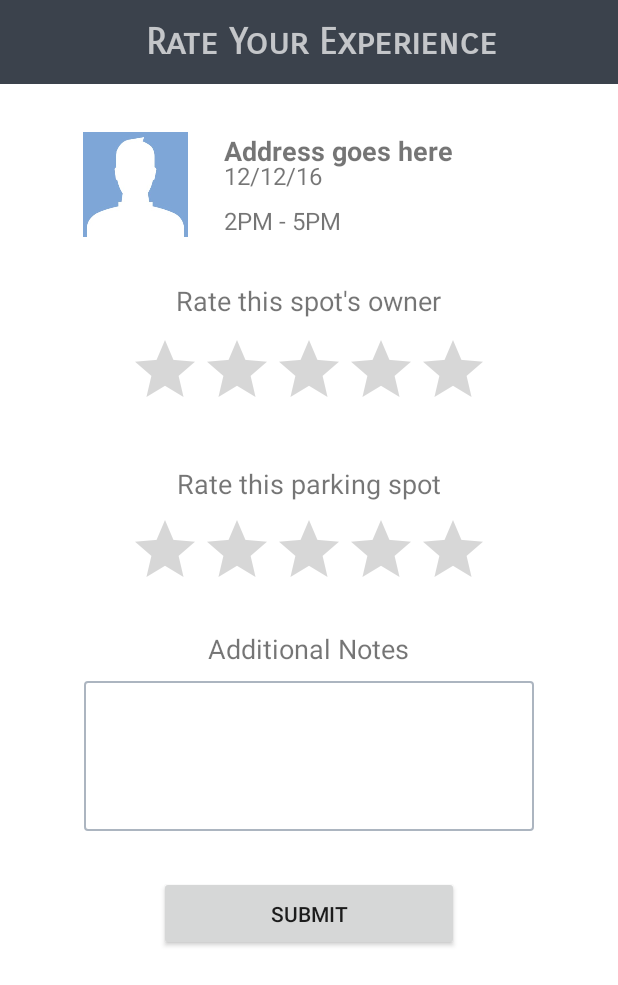
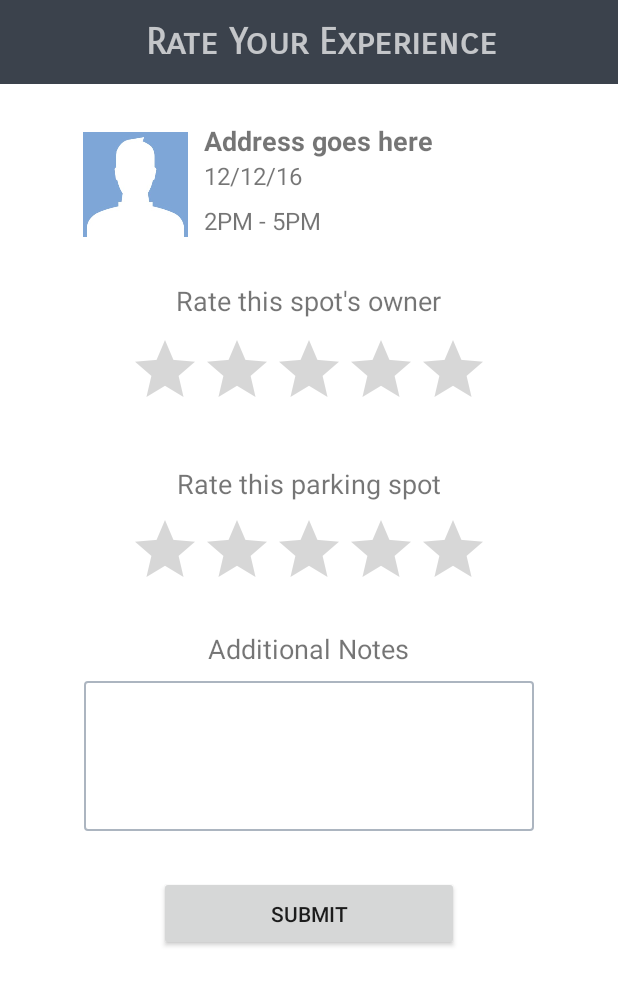
Before and after one commit to yunalee22/ParkNPay, an Android app: the layout seeker_rate.xml on its own in the app's theme, with its tools: preview values and no code run, on a phone screen of 412 x 824 dp. Shown: the top 985 px of the screen. Run offline under Robolectric (Android 15) with nearby library versions, the phone set to English and light mode, and no system bars.

Commit message:
ui bug fixes

```diff
--- a/app/src/main/java/edu/usc/parknpay/TemplateActivity.java
+++ b/app/src/main/java/edu/usc/parknpay/TemplateActivity.java
@@ -7,6 +7,7 @@ import android.view.View;
 import android.widget.AdapterView;
 import android.widget.ArrayAdapter;
 import android.widget.ImageView;
+import android.widget.LinearLayout;
 import android.widget.ListView;
 import android.widget.TextView;
 
@@ -24,6 +25,7 @@ public class TemplateActivity extends AppCompatActivity {
     private TextView userName, balance;
     private ImageView userPic;
     private ListView drawerList;
+    private LinearLayout drawer;
     private ArrayAdapter<String> drawerAdapter;
     private User u;
 
@@ -44,6 +46,7 @@ public class TemplateActivity extends AppCompatActivity {
         u = User.getInstance();
         // R.id.drawer_layout should be in every activity with exactly the same id.
         drawerLayout = (DrawerLayout) findViewById(R.id.drawer_layout);
+        drawer = (LinearLayout) findViewById(R.id.drawerll);
         userName = (TextView) findViewById(R.id.drawer_name);
         balance = (TextView) findViewById(R.id.drawer_balance);
         userPic = (ImageView) findViewById(R.id.drawer_pic);
@@ -82,6 +85,7 @@ public class TemplateActivity extends AppCompatActivity {
 
         @Override
         public void onItemClick(AdapterView<?> parent, View view, int position, long id) {
+            drawerLayout.closeDrawer(drawer);
             Intent intent;
             switch(position) {
                 case 0:     // Reservations
--- a/app/src/main/java/edu/usc/parknpay/authentication/RegistrationActivity.java
+++ b/app/src/main/java/edu/usc/parknpay/authentication/RegistrationActivity.java
@@ -178,6 +178,7 @@ public class RegistrationActivity extends AppCompatActivity {
                             Toast.makeText(RegistrationActivity.this, "Registration Successful", Toast.LENGTH_SHORT).show();
                             Intent intent = new Intent(RegistrationActivity.this, SetDefaultModeActivity.class);
                             startActivity(intent);
+                            finish();
                         }
                     });
                 } else {
--- a/app/src/main/java/edu/usc/parknpay/authentication/SetDefaultModeActivity.java
+++ b/app/src/main/java/edu/usc/parknpay/authentication/SetDefaultModeActivity.java
@@ -26,6 +26,7 @@ public class SetDefaultModeActivity extends AppCompatActivity {
         // Set user's default mode to seeker
         User.getInstance().setSeeker(true);
         User.getInstance().setIsCurrentlySeeker(true);
+        finish();
     }
 
     /** Called when the user clicks the owner button. */
@@ -36,6 +37,7 @@ public class SetDefaultModeActivity extends AppCompatActivity {
         // Set user's default mode to owner
         User.getInstance().setSeeker(false);
         User.getInstance().setIsCurrentlySeeker(false);
+        finish();
 
     }
 }
--- a/app/src/main/java/edu/usc/parknpay/owner/AddSpotActivity.java
+++ b/app/src/main/java/edu/usc/parknpay/owner/AddSpotActivity.java
@@ -76,7 +76,7 @@ public class AddSpotActivity extends TemplateActivity {
         //progress dialog
         progress = new ProgressDialog(this);
         progress.setTitle("Loading");
-        progress.setMessage("Please wait logging in...");
+        progress.setMessage("Please wait, adding spot...");
         progress.setCancelable(false);
 
         //address bar stuff
@@ -191,9 +191,6 @@ public class AddSpotActivity extends TemplateActivity {
                 // Add to User with list of parking spots table
                 Ref.child("Owner-To-Spots").child(spot.getOwnerUserId()).child(spot.getParkingId()).setValue(true);
 
-                Intent intent = new Intent(getApplicationContext(), OwnerMainActivity.class);
-                intent.setFlags(Intent.FLAG_ACTIVITY_REORDER_TO_FRONT);
-                startActivity(intent);
                 finish();
             }
         }).addOnFailureListener(new OnFailureListener() {
--- a/app/src/main/java/edu/usc/parknpay/seeker/SeekerMainActivity.java
+++ b/app/src/main/java/edu/usc/parknpay/seeker/SeekerMainActivity.java
@@ -92,6 +92,7 @@ public class SeekerMainActivity extends TemplateActivity {
 //        adapterLongitude = getIntent().getDoubleExtra("long", 0);
 //        address = getIntent().getStringExtra("addr");
 //        executeSearch();
+        searchResults.clear();
     }
 
     @Override
--- a/app/src/main/res/layout/owner_view_spot.xml
+++ b/app/src/main/res/layout/owner_view_spot.xml
@@ -124,7 +124,7 @@
 
                 <TextView android:id="@+id/notes"
                     android:text="Additional notes go here"
-                    android:gravity="top|left"
+                    android:gravity="top"
                     android:layout_width="340dp"
                     android:layout_height="80dp" />
 
--- a/app/src/main/res/layout/seeker_rate.xml
+++ b/app/src/main/res/layout/seeker_rate.xml
@@ -38,19 +38,6 @@
         android:layout_marginTop="32dp"
         android:layout_width="70dp"
         android:layout_height="70dp" />
-
-    <TextView
-        android:text="Address goes here"
-        android:layout_height="wrap_content"
-        android:layout_marginLeft="24dp"
-        android:layout_marginStart="24dp"
-        android:id="@+id/address"
-        android:layout_width="190dp"
-        android:textSize="18sp"
-        android:layout_alignTop="@+id/imageView"
-        android:layout_toRightOf="@+id/imageView"
-        android:layout_toEndOf="@+id/imageView"
-        android:textStyle="normal|bold" />
 
 
     <TextView
@@ -145,4 +132,15 @@
         android:layout_marginTop="30dp"
         android:layout_centerHorizontal="true"/>
 
+    <TextView
+        android:text="Address goes here"
+        android:layout_height="wrap_content"
+        android:id="@+id/address"
+        android:layout_width="190dp"
+        android:textSize="18sp"
+        android:textStyle="normal|bold"
+        android:layout_above="@+id/date"
+        android:layout_alignRight="@+id/ratingBarOwner"
+        android:layout_alignEnd="@+id/ratingBarOwner" />
+
 </RelativeLayout>
```
Also changed, not shown: app/src/main/java/edu/usc/parknpay/owner/AddAvailabilityActivity.java (+2 -5 lines).
